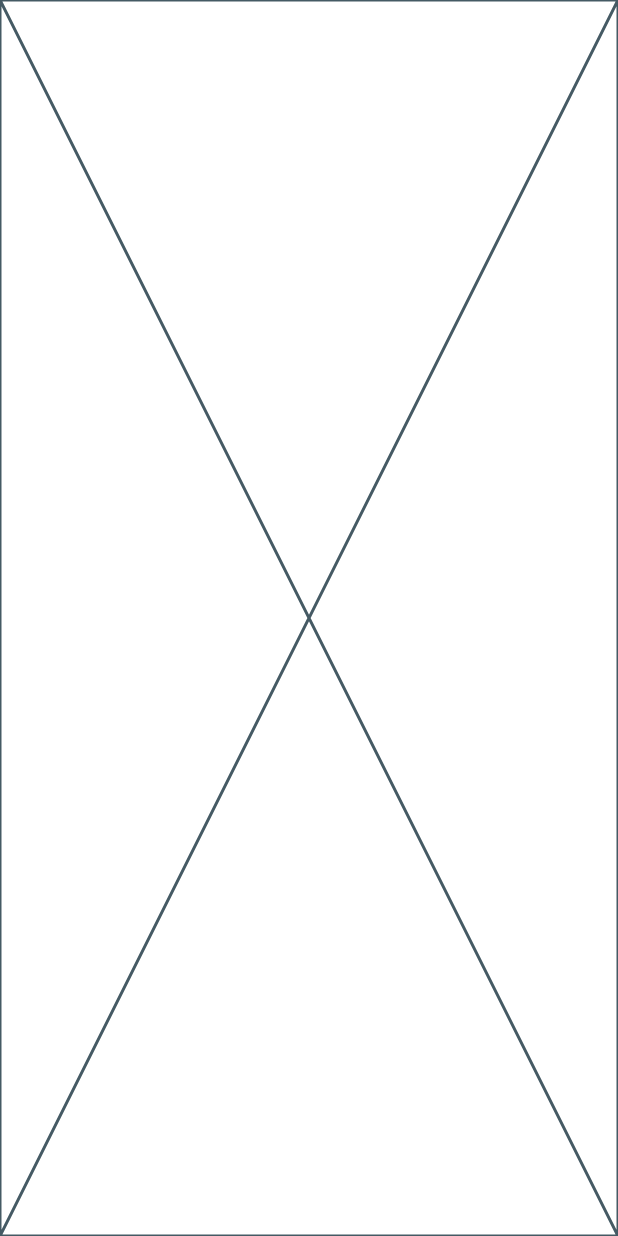
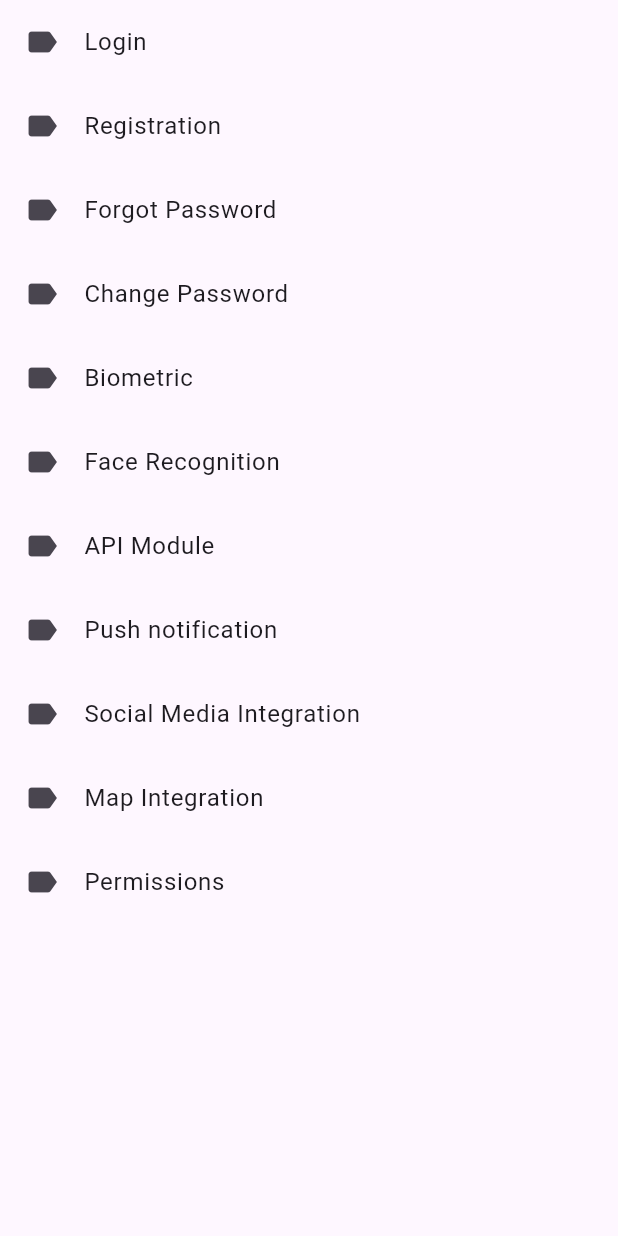
Before and after one commit to rohitbarge26/Bright-Diva, a Flutter app: the screen it shows after launch, on a phone screen of 412 x 824 dp. Run offline on Flutter 3.47's test engine with Material 3 defaults, Android fonts, the phone set to English and light mode, and no system bars; our stand-ins replace flutter_svg; project files that could hold a hidden picture were left out.

Commit message:
create list of features in dashboard_screen.dart

```diff
--- a/lib/SplashScreen.dart
+++ b/lib/SplashScreen.dart
@@ -23,7 +23,7 @@ class _SplashScreenState extends State<SplashScreen> {
     super.initState();
 
     Future.delayed(const Duration(seconds: 3), () async {
-      Navigator.pushNamed(context, ROUT_DASHBOARD);
+      Navigator.pushReplacementNamed(context, ROUT_DASHBOARD);
     });
   }
 
--- a/lib/dashboard/dashboard_screen.dart
+++ b/lib/dashboard/dashboard_screen.dart
@@ -8,8 +8,37 @@ class DashboardScreen extends StatefulWidget {
 }
 
 class _DashboardScreenState extends State<DashboardScreen> {
+  final List<String> features = [
+    "Login",
+    "Registration",
+    "Forgot Password",
+    "Change Password",
+    "Biometric",
+    "Face Recognition",
+    "API Module",
+    "Push notification",
+    "Social Media Integration",
+    "Map Integration",
+    "Permissions"
+  ];
+
   @override
   Widget build(BuildContext context) {
-    return const Placeholder();
+    return Scaffold(
+      body: ListView.builder(
+        itemCount: features.length,
+        itemBuilder: (context, index) {
+          return ListTile(
+            title: Text(features[index]),
+            leading: const Icon(Icons.label),
+            onTap: () {
+              ScaffoldMessenger.of(context).clearSnackBars();
+              ScaffoldMessenger.of(context).showSnackBar(
+                  SnackBar(content: Text("Tapped on ${features[index]}")));
+            },
+          );
+        },
+      ),
+    );
   }
 }
--- a/lib/main.dart
+++ b/lib/main.dart
@@ -34,7 +34,7 @@ class MyApp extends StatelessWidget {
             });
           case ROUT_DASHBOARD:
             return MaterialPageRoute(builder: (BuildContext context) {
-              return const SafeArea(top: false, child: DashboardScreen());
+              return const SafeArea(top: true, child: DashboardScreen());
             });
         }
         return null;
--- a/lib/utils/route.dart
+++ b/lib/utils/route.dart
@@ -6,3 +6,10 @@ const String ROUT_REGISTRATION = "rout_registration";
 const String ROUT_REG_DETAILS = "rout_reg_details";
 const String ROUT_PERMISSION = "rout_permission";
 const String ROUT_PROFILE = "rout_profile";
+const String ROUT_CHANGE_PASSWORD = "rout_change_password";
+const String ROUT_BIOMETRIC = "rout_biometric";
+const String ROUT_FACE_RECOGNITION = "rout_face_recognition";
+const String ROUT_API_MODULE = "rout_api_module";
+const String ROUT_PUSH_NOTIFICATION = "rout_push_notification";
+const String ROUT_SOCIAL_MEDIA_INTEGRATION = "rout_social_media_integration";
+const String ROUT_MAP_INTEGRATION = "rout_map_integration";
```
